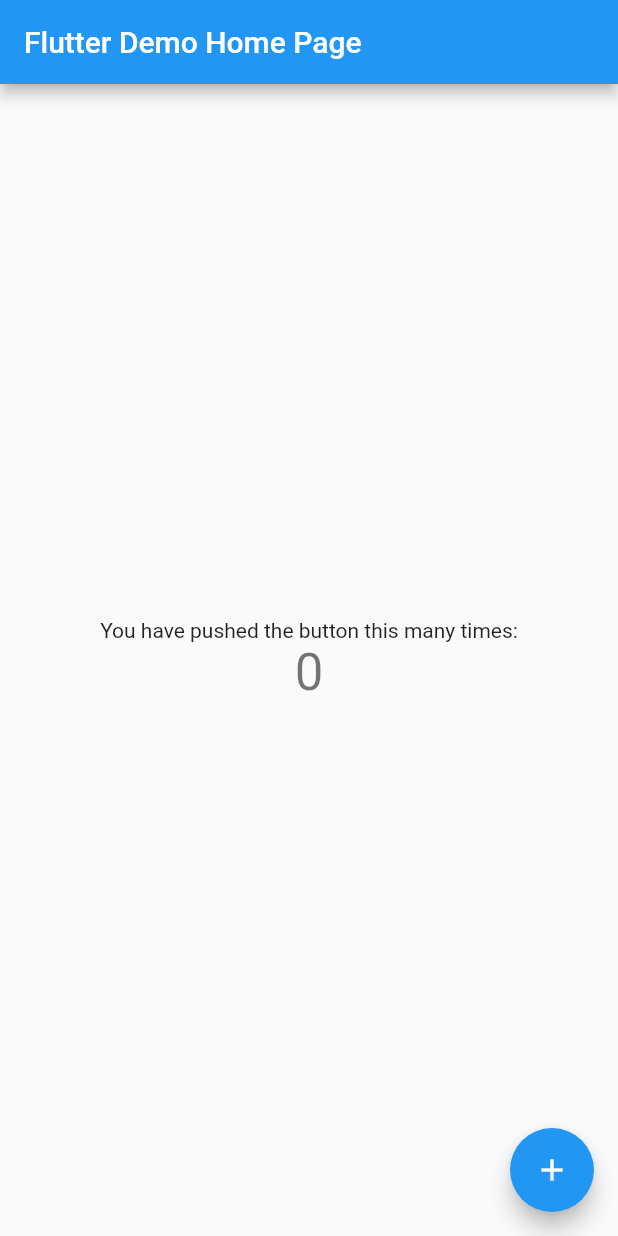
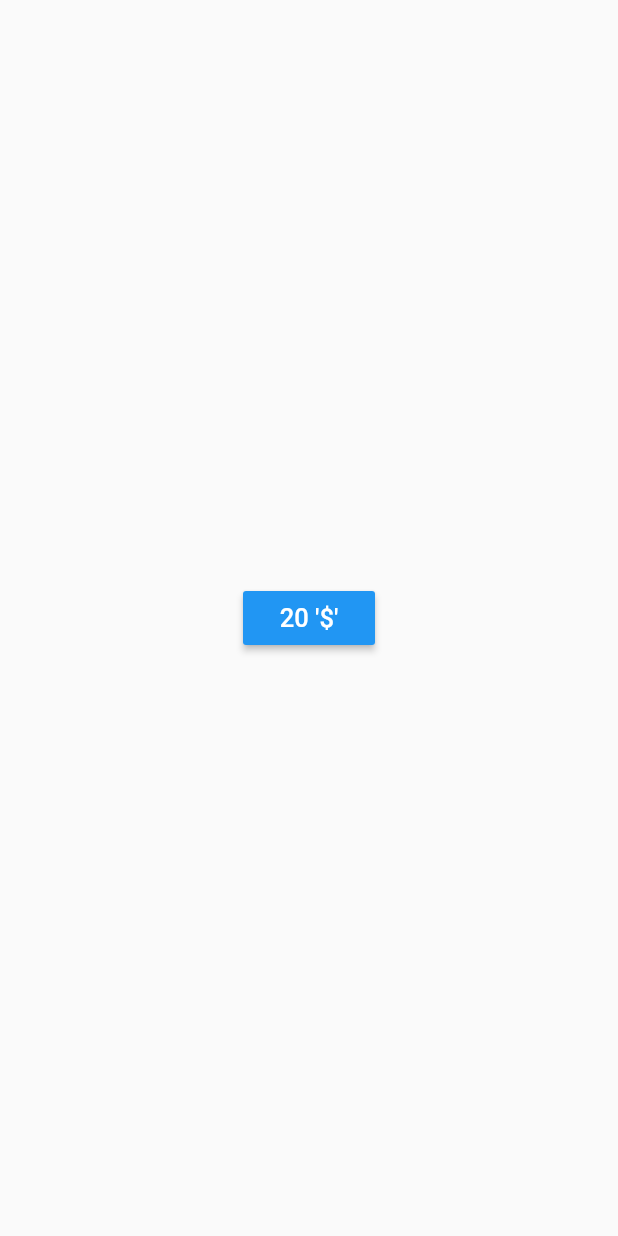
Before and after one commit to samrat19/stripe_intent_data, a Flutter app: the screen it shows after launch, on a phone screen of 412 x 824 dp. Run offline on Flutter 3.47's test engine with Material 2 defaults, Android fonts, the phone set to English and light mode, and no system bars.

Commit message:
makes some changes

```diff
--- a/example/lib/main.dart
+++ b/example/lib/main.dart
@@ -7,109 +7,38 @@ void main() {
 class MyApp extends StatelessWidget {
   const MyApp({Key? key}) : super(key: key);
 
-  // This widget is the root of your application.
   @override
   Widget build(BuildContext context) {
-    return MaterialApp(
-      title: 'Flutter Demo',
-      theme: ThemeData(
-        // This is the theme of your application.
-        //
-        // Try running your application with "flutter run". You'll see the
-        // application has a blue toolbar. Then, without quitting the app, try
-        // changing the primarySwatch below to Colors.green and then invoke
-        // "hot reload" (press "r" in the console where you ran "flutter run",
-        // or simply save your changes to "hot reload" in a Flutter IDE).
-        // Notice that the counter didn't reset back to zero; the application
-        // is not restarted.
-        primarySwatch: Colors.blue,
-      ),
-      home: const MyHomePage(title: 'Flutter Demo Home Page'),
+    return const MaterialApp(
+      home: MyHomePage(),
     );
   }
 }
 
 class MyHomePage extends StatefulWidget {
-  const MyHomePage({Key? key, required this.title}) : super(key: key);
-
-  // This widget is the home page of your application. It is stateful, meaning
-  // that it has a State object (defined below) that contains fields that affect
-  // how it looks.
-
-  // This class is the configuration for the state. It holds the values (in this
-  // case the title) provided by the parent (in this case the App widget) and
-  // used by the build method of the State. Fields in a Widget subclass are
-  // always marked "final".
-
-  final String title;
+  const MyHomePage({Key? key}) : super(key: key);
 
   @override
   State<MyHomePage> createState() => _MyHomePageState();
 }
 
 class _MyHomePageState extends State<MyHomePage> {
-  int _counter = 0;
-
-  void _incrementCounter() {
-    setState(() {
-      // This call to setState tells the Flutter framework that something has
-      // changed in this State, which causes it to rerun the build method below
-      // so that the display can reflect the updated values. If we changed
-      // _counter without calling setState(), then the build method would not be
-      // called again, and so nothing would appear to happen.
-      _counter++;
-    });
-  }
-
   @override
   Widget build(BuildContext context) {
-    // This method is rerun every time setState is called, for instance as done
-    // by the _incrementCounter method above.
-    //
-    // The Flutter framework has been optimized to make rerunning build methods
-    // fast, so that you can just rebuild anything that needs updating rather
-    // than having to individually change instances of widgets.
     return Scaffold(
-      appBar: AppBar(
-        // Here we take the value from the MyHomePage object that was created by
-        // the App.build method, and use it to set our appbar title.
-        title: Text(widget.title),
-      ),
       body: Center(
-        // Center is a layout widget. It takes a single child and positions it
-        // in the middle of the parent.
-        child: Column(
-          // Column is also a layout widget. It takes a list of children and
-          // arranges them vertically. By default, it sizes itself to fit its
-          // children horizontally, and tries to be as tall as its parent.
-          //
-          // Invoke "debug painting" (press "p" in the console, choose the
-          // "Toggle Debug Paint" action from the Flutter Inspector in Android
-          // Studio, or the "Toggle Debug Paint" command in Visual Studio Code)
-          // to see the wireframe for each widget.
-          //
-          // Column has various properties to control how it sizes itself and
-          // how it positions its children. Here we use mainAxisAlignment to
-          // center the children vertically; the main axis here is the vertical
-          // axis because Columns are vertical (the cross axis would be
-          // horizontal).
-          mainAxisAlignment: MainAxisAlignment.center,
-          children: <Widget>[
-            const Text(
-              'You have pushed the button this many times:',
+        child: MaterialButton(
+          onPressed: () {},
+          color: Colors.blue,
+          child: const Text(
+            "20 '\$'",
+            style: TextStyle(
+              color: Colors.white,
+              fontSize: 17,
             ),
-            Text(
-              '$_counter',
-              style: Theme.of(context).textTheme.headline4,
-            ),
-          ],
+          ),
         ),
       ),
-      floatingActionButton: FloatingActionButton(
-        onPressed: _incrementCounter,
-        tooltip: 'Increment',
-        child: const Icon(Icons.add),
-      ), // This trailing comma makes auto-formatting nicer for build methods.
     );
   }
 }
```
